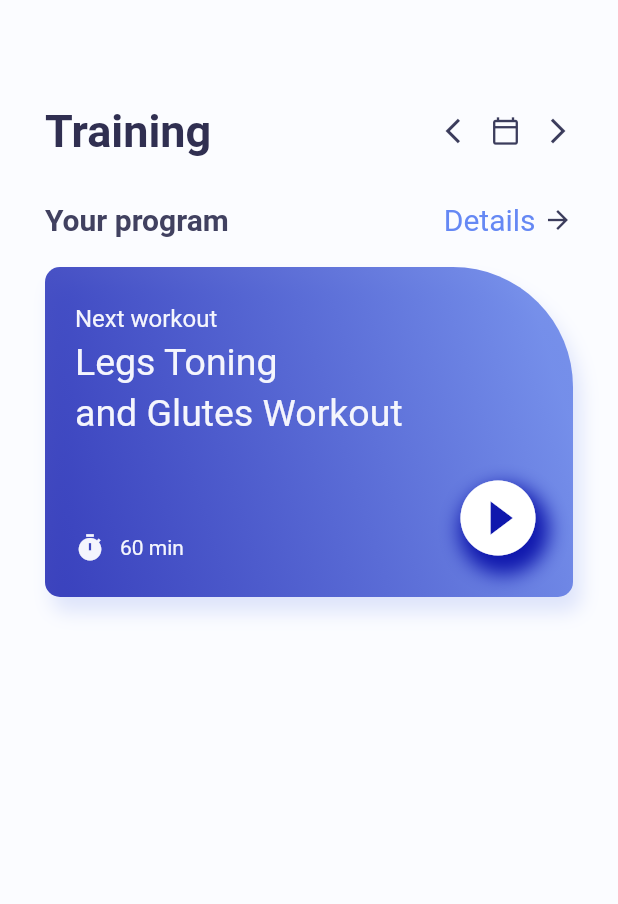
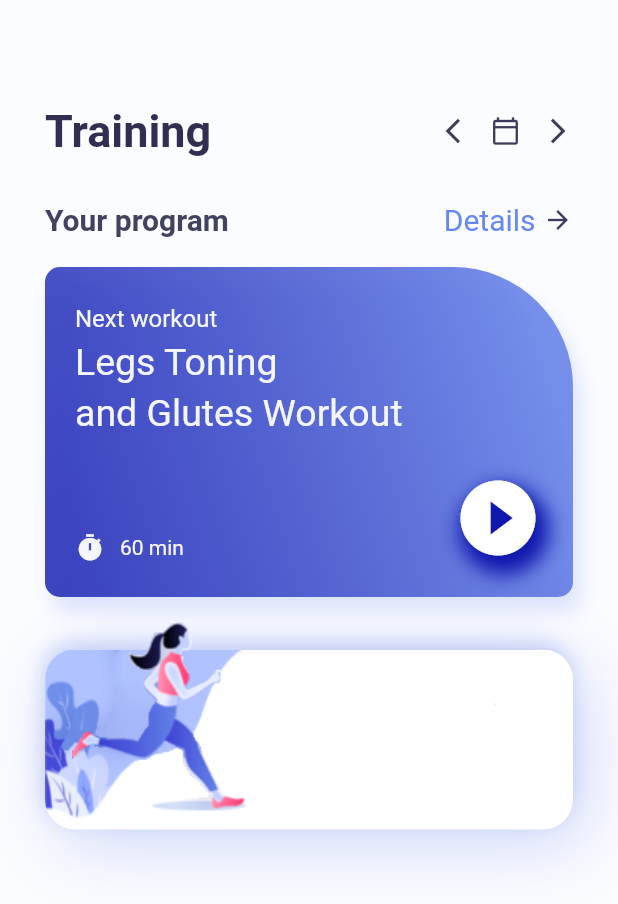
Before and after one commit to MonikaSliciute/fitness-video-player, a Flutter app: the screen it shows after launch, on a phone screen of 412 x 824 dp. Shown: the top 904 px of the screen. Run offline on Flutter 3.47's test engine with Material 2 defaults, Android fonts, the phone set to English and light mode, and no system bars.

Commit message:
row 4 container layout without text

```diff
--- a/lib/home_page.dart
+++ b/lib/home_page.dart
@@ -185,6 +185,57 @@ class _HomePageState extends State<HomePage> {
                     ],
                   )),
             ),
+            SizedBox(
+              height: 5,
+            ),
+            // Row 4
+            Container(
+              height: 180,
+              width: MediaQuery.of(context).size.width,
+              //padding: EdgeInsets.all(5),
+              child: Stack(
+                // allows overlapping
+                children: [
+                  Container(
+                    width: MediaQuery.of(context).size.width,
+                    height: 120,
+                    margin: const EdgeInsets.only(top: 30),
+                    decoration: BoxDecoration(
+                      borderRadius: BorderRadius.circular(20),
+                      image: DecorationImage(
+                        image: AssetImage("assets/card.jpg"),
+                        fit: BoxFit.fill,
+                      ),
+                      boxShadow: [
+                        BoxShadow(
+                          blurRadius: 40,
+                          offset: Offset(8, 10),
+                          color: color.AppColor.gradientSecond.withOpacity(0.3),
+                        ),
+                        BoxShadow(
+                          blurRadius: 10,
+                          offset: Offset(-1, -5),
+                          color: color.AppColor.gradientSecond.withOpacity(0.3),
+                        ),
+                      ],
+                    ),
+                  ),
+                  Container(
+                    height: 200,
+                    width: MediaQuery.of(context).size.width,
+                    margin: const EdgeInsets.only(
+                      right: 200,
+                      bottom: 30,
+                    ),
+                    decoration: BoxDecoration(
+                      image: DecorationImage(
+                        image: AssetImage("assets/figure.png"),
+                      ),
+                    ),
+                  ),
+                ],
+              ),
+            ),
           ],
         ),
       ),
```
